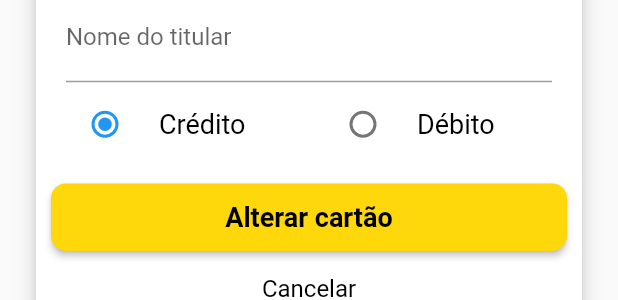
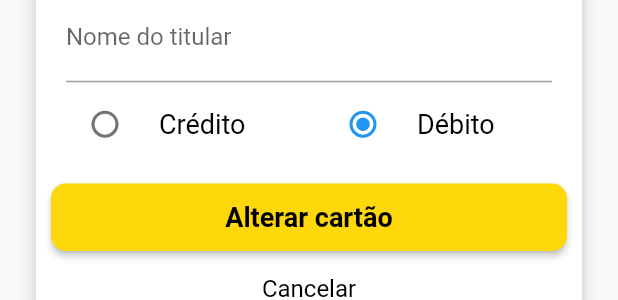
Before and after one commit to SaraCoelhoCosta/garagem_burger, a Flutter app: the TelaAlterarCartao widget shown alone on an empty page, opened directly with empty values, on a phone screen of 412 x 824 dp. Shown: the part 689-989 px from the top of the screen. Run offline on Flutter 3.47's test engine with Material 2 defaults, Android fonts, the phone set to English and light mode, and no system bars; drawn by our look-alikes of flutter_credit_card; our stand-ins replace bordered_text, cloud_firestore, firebase_auth, firebase_core, firebase_storage, google_fonts and 3 more; missing offline and left inert: flutter_login_facebook, mercadopago_transparent, sign_button; accounts and stored records are empty; Roboto replaces fonts that are missing (Oxygen).

Commit message:
Merge branch 'master' of https://github.com/SaraCoelhoCosta/garagem_burger

```diff
--- a/lib/pages/cartoes/tela_alterar_cartao.dart
+++ b/lib/pages/cartoes/tela_alterar_cartao.dart
@@ -147,6 +147,7 @@ class _TelaAlterarCartaoState extends State<TelaAlterarCartao> {
     _numeroCartao.text = widget.cartao.numeroCartao;
     _cvv.text = widget.cartao.cvv;
     _vencimentoCartao.text = widget.cartao.dataVencimento;
+    _card = widget.cartao.tipo == "Crédito" ? CardType.credito : CardType.debito;
     super.initState();
   }
 
@@ -327,7 +328,7 @@ class _TelaAlterarCartaoState extends State<TelaAlterarCartao> {
                         },
                       ),
                       Row(
-                        // TODO: retornar valor do RadioListTile.
+                        // TODO: Verificar se retorna valor correto do RadioListTile.
                         mainAxisAlignment: MainAxisAlignment.center,
                         children: [
                           Expanded(
@@ -372,6 +373,9 @@ class _TelaAlterarCartaoState extends State<TelaAlterarCartao> {
                               widget.cartao.numeroCartao = _numeroCartao.text,
                               widget.cartao.cvv = _cvv.text,
                               widget.cartao.descricao = _descricao.text,
+                              widget.cartao.tipo = _card == CardType.credito
+                                  ? 'Crédito'
+                                  : 'Débito',
                               alterarCartao(context),
                             }
                         },
```
